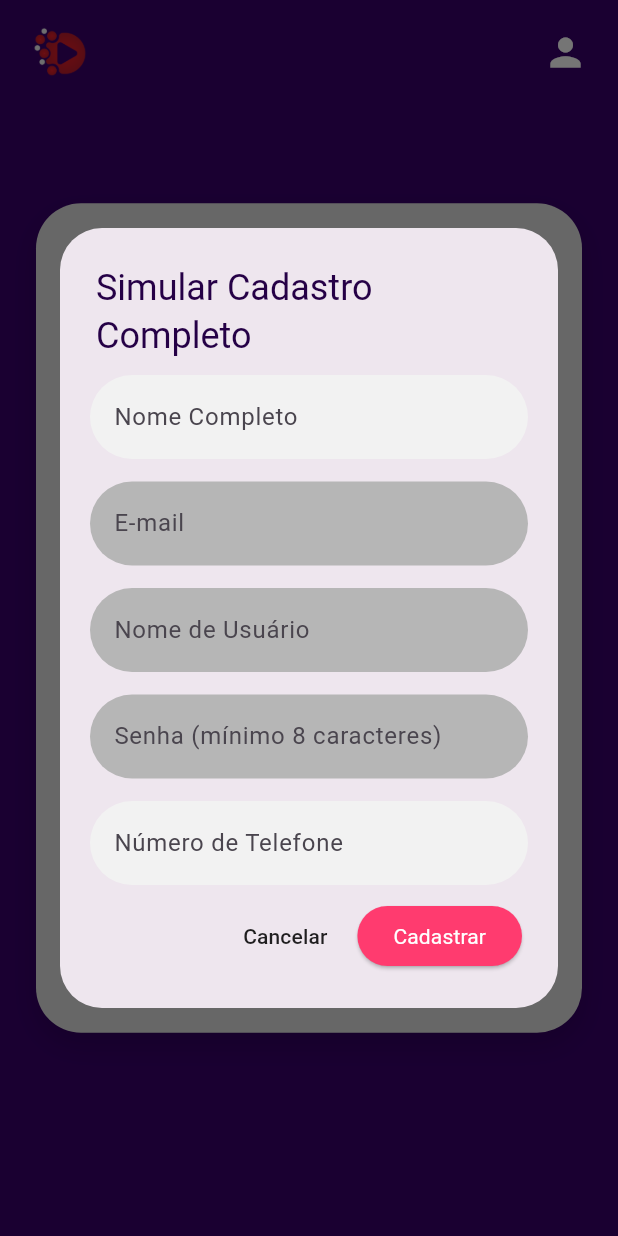
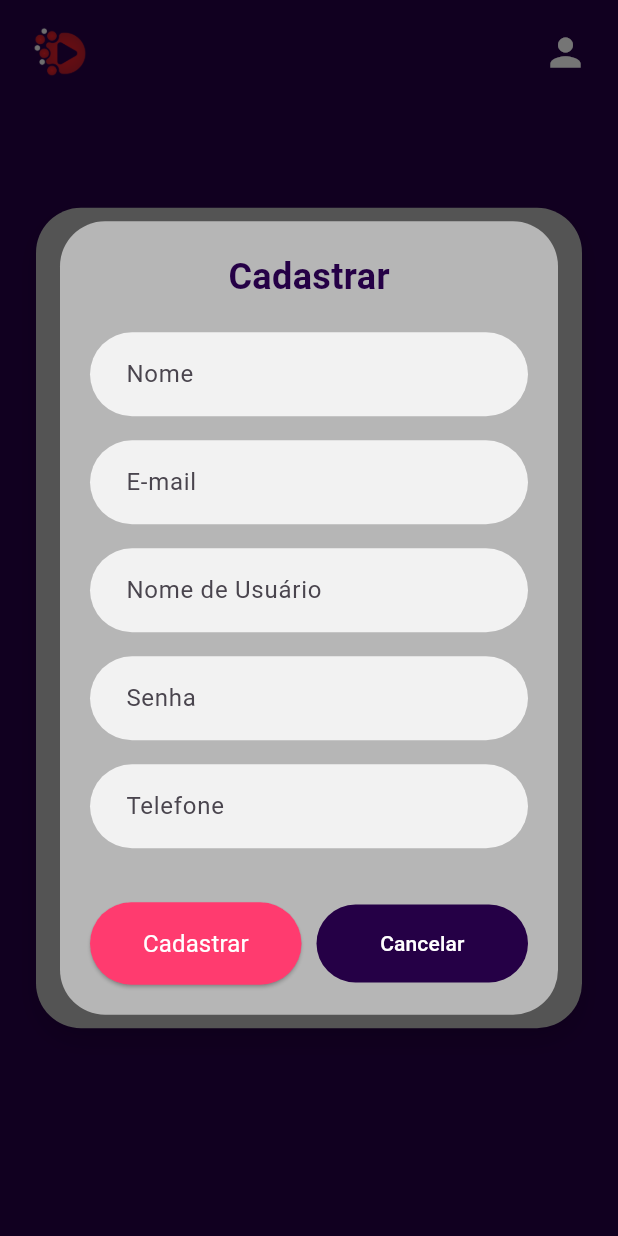
Before and after one commit to pedro-cruzz/Ctrl-Play, a Flutter app: the screen it shows after launch, after a tap on "Entrar", after a tap on "Cadastrar", on a phone screen of 412 x 824 dp. Run offline on Flutter 3.47's test engine with Material 3 defaults, Android fonts, the phone set to English and light mode, and no system bars; our stand-ins replace carousel_slider, shared_preferences; network calls fail.

Commit message:
refactor mudando tela de login

```diff
--- a/app_ctrlplay/lib/core/theme/app_text_styles.dart
+++ b/app_ctrlplay/lib/core/theme/app_text_styles.dart
@@ -6,6 +6,11 @@ class AppTextStyles {
     color: AppColors.textLight,
     fontSize: 20,
     fontWeight: FontWeight.bold,
+  );
+  static const title = TextStyle(
+    color: AppColors.primary,
+    fontSize: 24,
+    fontWeight: FontWeight.w600,
   );
 
   static const body = TextStyle(
--- a/app_ctrlplay/lib/views/login/login_page.dart
+++ b/app_ctrlplay/lib/views/login/login_page.dart
@@ -1,19 +1,17 @@
 import 'package:flutter/material.dart';
 import 'package:project/views/login/widgets/login_form.dart';
+import 'package:project/core/theme/app_colors.dart';
 
 class LoginPage extends StatelessWidget {
   const LoginPage({super.key});
 
-  // Definição das cores para serem usadas globalmente
-  static const Color primaryColor = Color(0xFF38006b); // Roxo escuro para fundo e botão secundário
-  static const Color cardColor = Color(0xFFe0e0e0);   // Cinza claro para o card de formulário
-  static const Color buttonPrimaryColor = Color(0xFFFF3D67); // Vermelho/Rosa vibrante para o botão principal
+
 
   @override
   Widget build(BuildContext context) {
     // Usamos um Scaffold com cor de fundo
     return Scaffold(
-      backgroundColor: primaryColor,
+      backgroundColor: AppColors.background,
       body: Stack( // Usamos Stack para posicionar a navegação/ícones no topo
         children: [
           // 1. Header (Logotipo e Ícone do Usuário no topo, fora do card)
@@ -24,10 +22,9 @@ class LoginPage extends StatelessWidget {
             child: Row(
               mainAxisAlignment: MainAxisAlignment.spaceBetween,
               children: [
-                // Logotipo no canto superior esquerdo (assumindo que 'assets/logo.png' tem o logo roxo)
                 Image.asset('assets/logo.png', height: 40),
                 // Ícone do usuário no canto superior direito
-                const Icon(Icons.person, color: Colors.white, size: 30),
+                const Icon(Icons.person, color: AppColors.icons, size: 30),
               ],
             ),
           ),
@@ -40,7 +37,7 @@ class LoginPage extends StatelessWidget {
                 constraints: const BoxConstraints(maxWidth: 400), // Limita largura em telas maiores
                 padding: const EdgeInsets.all(40),
                 decoration: BoxDecoration(
-                  color: cardColor,
+                  color: AppColors.form_fill,
                   borderRadius: BorderRadius.circular(30), // Bordas super arredondadas
                   boxShadow: [
                     BoxShadow(
--- a/app_ctrlplay/lib/views/login/widgets/login_form.dart
+++ b/app_ctrlplay/lib/views/login/widgets/login_form.dart
@@ -12,254 +12,195 @@ class LoginForm extends StatefulWidget {
 
 class _LoginFormState extends State<LoginForm> {
   final _formKey = GlobalKey<FormState>();
-  final TextEditingController _emailController = TextEditingController();
-  final TextEditingController _passwordController = TextEditingController();
-
+  final _emailController = TextEditingController();
+  final _passwordController = TextEditingController();
   bool _obscurePassword = true;
 
-  // Credenciais Hardcoded para o projeto de faculdade (sempre funcionam como fallback)
-  static const String _hardcodedEmail = 'aluno@faculdade.com';
-  static const String _hardcodedPassword = 'senha123';
+  // Credenciais hardcoded
+  static const _hardcodedEmail = 'aluno@fepi';
+  static const _hardcodedPassword = 'senha123';
 
-  // Chaves para SharedPreferences
-  static const String _userEmailKey = 'simulated_user_email';
-  static const String _userPasswordKey = 'simulated_user_password';
-  static const String _userNameKey = 'simulated_user_name'; // Novo
-  static const String _userUsernameKey = 'simulated_user_username'; // Novo
-  static const String _userPhoneKey = 'simulated_user_phone'; // Novo
+  // Keys SharedPreferences
+  static const _userEmailKey = 'simulated_user_email';
+  static const _userPasswordKey = 'simulated_user_password';
+  static const _userNameKey = 'simulated_user_name';
+  static const _userUsernameKey = 'simulated_user_username';
+  static const _userPhoneKey = 'simulated_user_phone';
 
-  // Função para simular o login/cadastro
-  void _loginOrRegister() async {
-    if (!_formKey.currentState!.validate()) {
-      return;
+  @override
+  void dispose() {
+    _emailController.dispose();
+    _passwordController.dispose();
+    super.dispose();
   }
 
-    final String email = _emailController.text.trim();
-    final String password = _passwordController.text.trim();
-    final SharedPreferences prefs = await SharedPreferences.getInstance();
+  void _login() async {
+    if (!_formKey.currentState!.validate()) return;
 
-    // 1. Tenta logar com credenciais hardcoded
-    if (email == _hardcodedEmail && password == _hardcodedPassword) {
-      _completeLogin(prefs, email);
-      return;
-    }
+    final email = _emailController.text.trim();
+    final password = _passwordController.text.trim();
+    final prefs = await SharedPreferences.getInstance();
 
-    // 2. Tenta logar com credenciais salvas localmente
     final savedEmail = prefs.getString(_userEmailKey);
     final savedPassword = prefs.getString(_userPasswordKey);
 
-    if (email == savedEmail && password == savedPassword) {
-      _completeLogin(prefs, email);
-      return;
-    }
-
-    // 3. Login falhou: exibe mensagem de erro
-    final savedEmailExists = savedEmail != null && savedEmail.isNotEmpty;
-
-    ScaffoldMessenger.of(context).showSnackBar(
-      SnackBar(
-        content: Text(
-          savedEmailExists
-              ? 'Não foi possível encontrar um usuário com esse email. Cadastre-se primeiro.'
-              : 'Não foi possível encontrar um usuário com esse email. Cadastre-se primeiro.',
-        ),
-        backgroundColor: AppColors.accent,
-        duration: const Duration(seconds: 5),
-      ),
-    );
-  }
-
-  // Lógica de conclusão do login e navegação
-  void _completeLogin(SharedPreferences prefs, String email) async {
+    if ((email == _hardcodedEmail && password == _hardcodedPassword) ||
+        (email == savedEmail && password == savedPassword)) {
       await prefs.setBool('isLoggedIn', true);
       await prefs.setString('userEmail', email);
 
       ScaffoldMessenger.of(context).showSnackBar(
-      const SnackBar(content: Text('Login bem-sucedido! Redirecionando...')),
+        const SnackBar(content: Text('Login bem-sucedido!')),
       );
 
       await Future.delayed(const Duration(seconds: 1));
-    // **IMPORTANTE**: Certifique-se que o seu `MaterialApp` tem uma rota '/home' definida
       Navigator.pushReplacementNamed(context, '/home');
+    } else {
+      ScaffoldMessenger.of(context).showSnackBar(
+        const SnackBar(
+          content: Text('Usuário não encontrado. Cadastre-se primeiro.'),
+          backgroundColor: AppColors.accent,
+          duration: Duration(seconds: 4),
+        ),
+      );
+    }
   }
 
-  // NOVO: Diálogo de Cadastro Simulado Completo
+  // Modal de cadastro estilizado igual ao LoginForm
   void _showRegistrationDialog() async {
-    final SharedPreferences prefs = await SharedPreferences.getInstance();
+    final prefs = await SharedPreferences.getInstance();
     final formKey = GlobalKey<FormState>();
+    final nameController = TextEditingController();
+    final emailController = TextEditingController();
+    final usernameController = TextEditingController();
+    final passwordController = TextEditingController();
+    final phoneController = TextEditingController();
 
-    // Controladores temporários para o novo diálogo de cadastro
-    final TextEditingController nameController = TextEditingController();
-    final TextEditingController emailController = TextEditingController();
-    final TextEditingController usernameController = TextEditingController();
-    final TextEditingController passwordController = TextEditingController();
-    final TextEditingController phoneController = TextEditingController();
-
-    // Estilo de borda para os campos de texto dentro do diálogo
-    final inputBorder = OutlineInputBorder(
+    OutlineInputBorder inputBorder = OutlineInputBorder(
       borderRadius: BorderRadius.circular(30),
       borderSide: BorderSide.none,
     );
 
-    // Função interna para salvar o usuário e logar
-    void registerAndLogin() async {
-      if (formKey.currentState!.validate()) {
-        // Salvar os dados mockados
+    Future<void> register() async {
+      if (!formKey.currentState!.validate()) return;
+
       await prefs.setString(_userEmailKey, emailController.text.trim());
       await prefs.setString(_userPasswordKey, passwordController.text.trim());
       await prefs.setString(_userNameKey, nameController.text.trim());
       await prefs.setString(_userUsernameKey, usernameController.text.trim());
       await prefs.setString(_userPhoneKey, phoneController.text.trim());
 
-        // Fecha o diálogo
       Navigator.of(context).pop();
 
-        // INÍCIO DA ESTILIZAÇÃO DA MENSAGEM DE SUCESSO DE CADASTRO
       ScaffoldMessenger.of(context).showSnackBar(
         SnackBar(
           content: Row(
             children: [
               const Icon(Icons.check_circle, color: Colors.white),
               const SizedBox(width: 10),
-                Text(
-                  'Usuário cadastrado com sucesso!',
-                  style: AppTextStyles.button.copyWith(color: Colors.white),
-                ),
+              Text('Usuário cadastrado com sucesso!',
+                  style: AppTextStyles.button.copyWith(color: Colors.white)),
             ],
           ),
-            backgroundColor: AppColors.primary, // Cor de fundo principal
+          backgroundColor: AppColors.primary,
           duration: const Duration(seconds: 3),
           behavior: SnackBarBehavior.floating,
           shape: RoundedRectangleBorder(borderRadius: BorderRadius.circular(8)),
         ),
       );
-        // FIM DA ESTILIZAÇÃO DA MENSAGEM DE SUCESSO DE CADASTRO
-
-        // A navegação automática para /home foi removida. O usuário deve usar o form de login.
-      }
     }
 
     await showDialog(
       context: context,
-      builder: (BuildContext context) {
-        return AlertDialog(
-          title: const Text('Simular Cadastro Completo', style: TextStyle(color: AppColors.primary)),
-          contentPadding: const EdgeInsets.fromLTRB(20, 10, 20, 0),
-          content: SizedBox(
-            width: double.maxFinite,
+      builder: (_) => Dialog(
+        backgroundColor: AppColors.form_fill,
+        shape: RoundedRectangleBorder(borderRadius: BorderRadius.circular(30)),
+        child: Container(
+          padding: const EdgeInsets.all(20),
+          width: MediaQuery.of(context).size.width * 0.9,
+          constraints: BoxConstraints(
+            maxHeight: MediaQuery.of(context).size.height * 0.85,
+          ),
           child: SingleChildScrollView(
             child: Form(
               key: formKey,
               child: Column(
                 mainAxisSize: MainAxisSize.min,
                 children: [
-                    // Campo Nome
-                    TextFormField(
-                      controller: nameController,
+                  Text('Cadastrar', style: AppTextStyles.title.copyWith(color: AppColors.primary)),
+                  const SizedBox(height: 20),
+                  // Campos do cadastro
+                  for (final field in [
+                    {'label': 'Nome', 'controller': nameController, 'type': TextInputType.text},
+                    {'label': 'E-mail', 'controller': emailController, 'type': TextInputType.emailAddress},
+                    {'label': 'Nome de Usuário', 'controller': usernameController, 'type': TextInputType.text},
+                    {'label': 'Senha', 'controller': passwordController, 'type': TextInputType.text, 'obscure': true},
+                    {'label': 'Telefone', 'controller': phoneController, 'type': TextInputType.phone},
+                  ])
+                    Padding(
+                      padding: const EdgeInsets.only(bottom: 16),
+                      child: TextFormField(
+                        controller: field['controller'] as TextEditingController,
+                        keyboardType: field['type'] as TextInputType,
+                        obscureText: field['obscure'] == true,
                         decoration: InputDecoration(
-                        labelText: 'Nome Completo',
+                          labelText: field['label'] as String,
                           filled: true,
                           fillColor: AppColors.background2,
                           border: inputBorder,
                           enabledBorder: inputBorder,
+                          focusedBorder: inputBorder.copyWith(
+                              borderSide: const BorderSide(color: AppColors.primary, width: 2)),
+                          contentPadding: const EdgeInsets.symmetric(vertical: 16, horizontal: 20),
                         ),
-                      validator: (value) => value == null || value.isEmpty ? 'Digite seu nome' : null,
-                    ),
-                    const SizedBox(height: 15),
-
-                    // Campo E-mail
-                    TextFormField(
-                      controller: emailController,
-                      decoration: InputDecoration(
-                        labelText: 'E-mail',
-                        filled: true,
-                        fillColor: AppColors.form_fill,
-                        border: inputBorder,
-                        enabledBorder: inputBorder,
-                      ),
-                      keyboardType: TextInputType.emailAddress,
                         validator: (value) {
-                        if (value == null || value.isEmpty) return 'Digite o e-mail';
-                        final emailRegex = RegExp(r'^[^@]+@[^@]+\.[^@]+');
-                        if (!emailRegex.hasMatch(value)) return 'E-mail inválido';
+                          if (value == null || value.isEmpty) return 'Campo obrigatório';
+                          if (field['label'] == 'Senha' && value.length < 8) return 'Mínimo 8 caracteres';
+                          if (field['label'] == 'E-mail' &&
+                              !RegExp(r'^[^@]+@[^@]+\.[^@]+').hasMatch(value)) return 'E-mail inválido';
                           return null;
                         },
                       ),
-                    const SizedBox(height: 15),
-
-                    // Campo Nome de Usuário
-                    TextFormField(
-                      controller: usernameController,
-                      decoration: InputDecoration(
-                        labelText: 'Nome de Usuário',
-                        filled: true,
-                        fillColor: AppColors.form_fill,
-                        border: inputBorder,
-                        enabledBorder: inputBorder,
                     ),
-                      validator: (value) => value == null || value.isEmpty ? 'Digite um nome de usuário' : null,
+                  const SizedBox(height: 20),
+                  // Botões grandes centralizados
+                  Row(
+                    mainAxisAlignment: MainAxisAlignment.center,
+                    children: [
+                      Expanded(
+                        child: ElevatedButton(
+                          onPressed: register,
+                          style: ElevatedButton.styleFrom(
+                            backgroundColor: AppColors.accent,
+                            padding: const EdgeInsets.symmetric(vertical: 16),
+                            shape: RoundedRectangleBorder(borderRadius: BorderRadius.circular(30)),
                           ),
-                    const SizedBox(height: 15),
-
-                    // Campo Senha
-                    TextFormField(
-                      controller: passwordController,
-                      obscureText: true,
-                      decoration: InputDecoration(
-                        labelText: 'Senha (mínimo 8 caracteres)',
-                        filled: true,
-                        fillColor: Color(0xFFB6B6B6),
-                        border: inputBorder,
-                        enabledBorder: inputBorder,
+                          child: Text('Cadastrar', style: AppTextStyles.button),
                         ),
-                      validator: (value) {
-                        if (value == null || value.isEmpty) return 'Digite a senha';
-                        if (value.length < 8) return 'Mínimo 8 caracteres';
-                        return null;
-                      },
                       ),
-                    const SizedBox(height: 15),
-
-                    // Campo Número de Telefone
-                    TextFormField(
-                      controller: phoneController,
-                      decoration: InputDecoration(
-                        labelText: 'Número de Telefone',
-                        filled: true,
-                        fillColor: AppColors.background2,
-                        border: inputBorder,
-                        enabledBorder: inputBorder,
+                      const SizedBox(width: 10),
+                      Expanded(
+                        child: TextButton(
+                          onPressed: () => Navigator.of(context).pop(),
+                          style: TextButton.styleFrom(
+                            backgroundColor: AppColors.primary,
+                            padding: const EdgeInsets.symmetric(vertical: 16),
+                            shape: RoundedRectangleBorder(borderRadius: BorderRadius.circular(30)),
                           ),
-                      keyboardType: TextInputType.phone,
-                      validator: (value) => value == null || value.isEmpty ? 'Digite o telefone' : null,
+                          child: const Text('Cancelar', style: TextStyle(color: Colors.white)),
                         ),
-                    const SizedBox(height: 10),
+                      ),
+                    ],
+                  ),
                 ],
               ),
             ),
           ),
         ),
-          actions: <Widget>[
-            TextButton(
-              child: const Text('Cancelar', style: TextStyle(color: AppColors.textDark)),
-              onPressed: () {
-                Navigator.of(context).pop();
-              },
       ),
-            ElevatedButton(
-              child: Text('Cadastrar', style: AppTextStyles.button.copyWith(fontSize: 14)),
-              style: ElevatedButton.styleFrom(
-                backgroundColor: AppColors.accent,
-                foregroundColor: Colors.white,
-              ),
-              onPressed: registerAndLogin,
-            ),
-          ],
-        );
-      },
     );
 
-    // Limpar controladores após fechar o diálogo
+    // Limpeza
     nameController.dispose();
     emailController.dispose();
     usernameController.dispose();
@@ -269,141 +210,100 @@ class _LoginFormState extends State<LoginForm> {
 
   @override
   Widget build(BuildContext context) {
-    // Estilo de borda para os campos de texto (pílula)
-    final inputBorder = OutlineInputBorder(
+    OutlineInputBorder inputBorder = OutlineInputBorder(
       borderRadius: BorderRadius.circular(30),
-      borderSide: BorderSide.none, // Remove a borda padrão
+      borderSide: BorderSide.none,
     );
 
     return Form(
       key: _formKey,
       child: Column(
         children: [
-          // Campo de email
+          // Email
           TextFormField(
             controller: _emailController,
-            style: const TextStyle(color: AppColors.textDark),
+            keyboardType: TextInputType.emailAddress,
             decoration: InputDecoration(
               labelText: 'Email',
-              labelStyle: const TextStyle(color: AppColors.textDark),
               filled: true,
-              fillColor: AppColors.background2, // Cor de preenchimento dos campos
+              fillColor: AppColors.background2,
               border: inputBorder,
+              enabledBorder: inputBorder,
               focusedBorder: inputBorder.copyWith(
-                borderSide: const BorderSide(color: AppColors.primary, width: 2),
-              ),
-              enabledBorder: inputBorder,
+                  borderSide: const BorderSide(color: AppColors.primary, width: 2)),
               contentPadding: const EdgeInsets.symmetric(vertical: 16, horizontal: 20),
             ),
-            keyboardType: TextInputType.emailAddress,
             validator: (value) {
-              if (value == null || value.isEmpty) {
-                return 'Digite seu email';
-              }
-              final emailRegex = RegExp(r'^[^@]+@[^@]+\.[^@]+');
-              if (!emailRegex.hasMatch(value)) {
-                return 'Digite um email válido';
-              }
+              if (value == null || value.isEmpty) return 'Digite seu email';
+              if (!RegExp(r'^[^@]+@[^@]+\.[^@]+').hasMatch(value)) return 'Email inválido';
               return null;
             },
           ),
           const SizedBox(height: 20),
 
-          // Campo de senha
+          // Senha
           TextFormField(
             controller: _passwordController,
-            style: const TextStyle(color: AppColors.textDark),
             obscureText: _obscurePassword,
             decoration: InputDecoration(
               labelText: 'Senha',
-              labelStyle: const TextStyle(color: AppColors.textDark),
               filled: true,
               fillColor: AppColors.background2,
               border: inputBorder,
+              enabledBorder: inputBorder,
               focusedBorder: inputBorder.copyWith(
-                borderSide: const BorderSide(color: AppColors.primary, width: 2),
-              ),
-              enabledBorder: inputBorder,
+                  borderSide: const BorderSide(color: AppColors.primary, width: 2)),
               contentPadding: const EdgeInsets.symmetric(vertical: 16, horizontal: 20),
               suffixIcon: IconButton(
                 icon: Icon(
                   _obscurePassword ? Icons.visibility_off : Icons.visibility,
                   color: AppColors.primary,
                 ),
-                onPressed: () {
-                  setState(() {
-                    _obscurePassword = !_obscurePassword;
-                  });
-                },
+                onPressed: () => setState(() => _obscurePassword = !_obscurePassword),
               ),
             ),
             validator: (value) {
-              if (value == null || value.isEmpty) {
-                return 'Digite sua senha';
-              }
-              if (value.length < 8) {
-                return 'A senha deve ter pelo menos 8 caracteres';
-              }
+              if (value == null || value.isEmpty) return 'Digite sua senha';
+              if (value.length < 8) return 'A senha deve conter 8 caracteres';
               return null;
             },
           ),
           const SizedBox(height: 30),
 
-          // Botão de login "Entrar" - Rosa vibrante e arredondado
+          // Botão Entrar
           SizedBox(
             width: double.infinity,
             child: ElevatedButton(
-              onPressed: _loginOrRegister, // Tenta logar
+              onPressed: _login,
               style: ElevatedButton.styleFrom(
-                backgroundColor: AppColors.accent, // Cor de fundo vermelha/rosa
-                foregroundColor: Colors.white,
-                padding: const EdgeInsets.symmetric(vertical: 15),
-                shape: RoundedRectangleBorder(
-                  borderRadius: BorderRadius.circular(30), // Borda arredondada
-                ),
-                elevation: 5,
-              ),
-              child: const Text(
-                'Entrar',
-                style: AppTextStyles.button,
+                  backgroundColor: AppColors.accent,
+                  shape: RoundedRectangleBorder(borderRadius: BorderRadius.circular(30)),
+                  padding: const EdgeInsets.symmetric(vertical: 16)),
+              child: const Text('Entrar', style: AppTextStyles.button),
             ),
           ),
-          ),
-          const SizedBox(height: 30),
+          const SizedBox(height: 20),
 
-          // Separador "Não tem um conta? Crie uma"
           Text(
             'Não tem uma conta? Crie uma',
             style: AppTextStyles.buttonLogin.copyWith(color: AppColors.textDark.withOpacity(0.7)),
           ),
-          const SizedBox(height: 15),
+          const SizedBox(height: 12),
 
-          // Botão "Cadastrar" (usa a cor principal do seu tema)
+          // Botão Cadastrar
           SizedBox(
             width: double.infinity,
             child: ElevatedButton(
-              onPressed: _showRegistrationDialog, // Chama o novo e completo diálogo de cadastro
-              child: const Text('Cadastrar'),
+              onPressed: _showRegistrationDialog,
               style: ElevatedButton.styleFrom(
-                backgroundColor: AppColors.primary, // Cor de fundo roxa
-                foregroundColor: Colors.white,
-                padding: const EdgeInsets.symmetric(vertical: 15),
-                shape: RoundedRectangleBorder(
-                  borderRadius: BorderRadius.circular(30), // Borda arredondada
-                ),
-                elevation: 5,
-              ),
+                  backgroundColor: AppColors.primary,
+                  shape: RoundedRectangleBorder(borderRadius: BorderRadius.circular(30)),
+                  padding: const EdgeInsets.symmetric(vertical: 16)),
+              child: const Text('Cadastrar', style: AppTextStyles.button),
             ),
           ),
         ],
       ),
     );
   }
-
-  @override
-  void dispose() {
-    _emailController.dispose();
-    _passwordController.dispose();
-    super.dispose();
 }
-}
```
Lines whose indentation alone changed are shown as unchanged.
